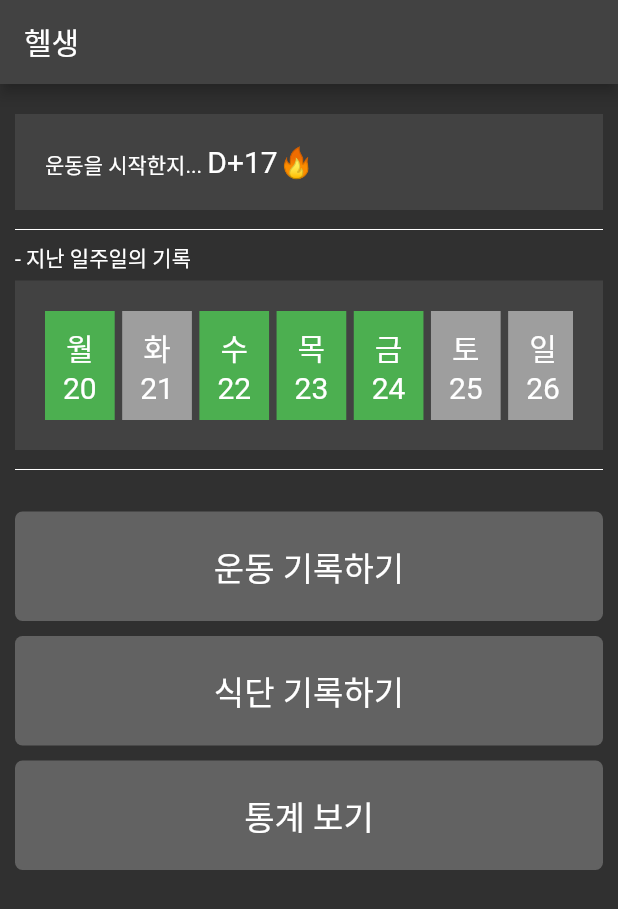
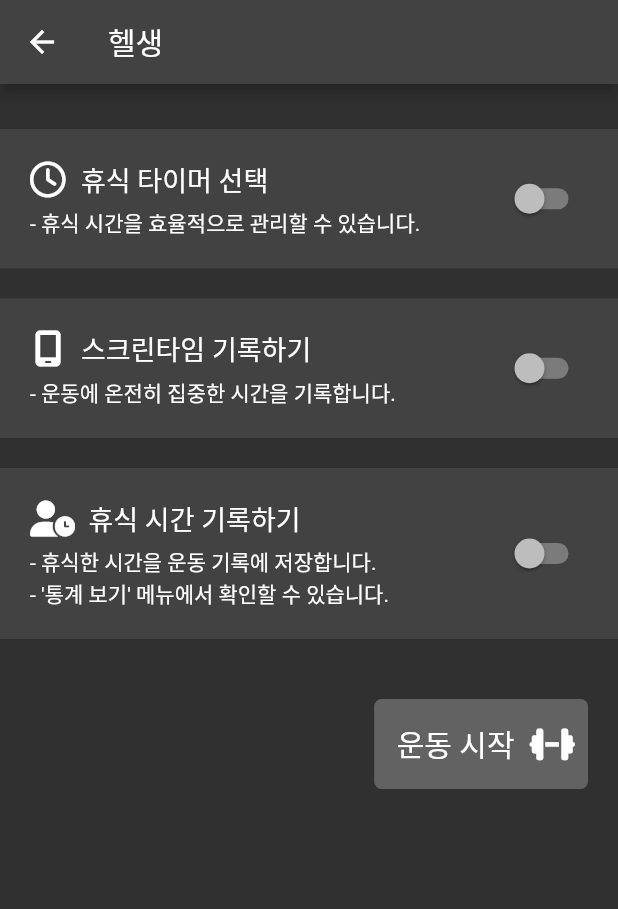
Before and after one commit to hi-jin/health_for_workout_app, a Flutter app: the screen it shows after launch, after a tap on "운동 기록하기", on a phone screen of 412 x 824 dp. Shown: the top 909 px of the screen. Run offline on Flutter 3.47's test engine with Material 2 defaults, Android fonts, the phone set to English and light mode, and no system bars; our stand-ins replace font_awesome_flutter; Roboto replaces fonts that are missing (GowunDodum).

Commit message:
Feat: 운동 시작전 설정 화면 UI

```diff
--- a/lib/ui/home/home_screen.dart
+++ b/lib/ui/home/home_screen.dart
@@ -4,6 +4,7 @@ import 'package:health_for_workout/ui/utils/date.dart';
 import 'package:health_for_workout/ui/widgets/date_status_card.dart';
 import 'package:health_for_workout/ui/widgets/full_width_button.dart';
 import 'package:health_for_workout/ui/widgets/full_width_card_widget.dart';
+import 'package:health_for_workout/ui/workout/workout_settings_screen.dart';
 
 class HomeScreen extends StatelessWidget {
   const HomeScreen({super.key});
@@ -37,7 +38,9 @@ class HomeScreen extends StatelessWidget {
                 Divider(color: Colors.white),
                 const SizedBox(height: 20),
                 FullWidthButton(
-                  onTap: () {},
+                  onTap: () {
+                    Navigator.push(context, MaterialPageRoute(builder: (context) => WorkoutSettingsScreen()));
+                  },
                   child: Text(
                     '운동 기록하기',
                     style: TextStyle(fontSize: 22),
--- /dev/null
+++ b/lib/ui/widgets/simple_button.dart
@@ -0,0 +1,25 @@
+import 'package:flutter/material.dart';
+
+class SimpleButton extends StatelessWidget {
+  const SimpleButton({super.key, required this.onTap, required this.child});
+
+  final void Function()? onTap;
+  final Widget child;
+
+  @override
+  Widget build(BuildContext context) {
+    return InkWell(
+      onTap: onTap,
+      child: Ink(
+        decoration: BoxDecoration(
+          color: Colors.white24,
+          borderRadius: BorderRadius.all(Radius.circular(5)),
+        ),
+        child: Container(
+          padding: EdgeInsets.all(15),
+          child: child,
+        ),
+      ),
+    );
+  }
+}
--- /dev/null
+++ b/lib/ui/workout/workout_settings_screen.dart
@@ -0,0 +1,188 @@
+import 'package:flutter/material.dart';
+import 'package:flutter/services.dart';
+import 'package:font_awesome_flutter/font_awesome_flutter.dart';
+import 'package:health_for_workout/ui/widgets/full_width_card_widget.dart';
+import 'package:health_for_workout/ui/widgets/simple_button.dart';
+
+class WorkoutSettingsScreen extends StatefulWidget {
+  const WorkoutSettingsScreen({super.key});
+
+  @override
+  State<WorkoutSettingsScreen> createState() => _WorkoutSettingsScreenState();
+}
+
+class _WorkoutSettingsScreenState extends State<WorkoutSettingsScreen> {
+  final minutesController = TextEditingController();
+  final secondsController = TextEditingController();
+
+  bool timerSelected = false;
+  bool screentimeSelected = false;
+  bool breaktimeSelected = false;
+
+  @override
+  Widget build(BuildContext context) {
+    return Scaffold(
+      appBar: AppBar(title: Text('헬생')),
+      body: SafeArea(
+        child: SingleChildScrollView(
+          child: Column(
+            crossAxisAlignment: CrossAxisAlignment.end,
+            children: [
+              const SizedBox(height: 30),
+              FullWidthCardWidget(
+                child: Column(
+                  children: [
+                    Row(
+                      children: [
+                        Expanded(
+                          child: Column(
+                            mainAxisSize: MainAxisSize.min,
+                            crossAxisAlignment: CrossAxisAlignment.start,
+                            children: [
+                              Row(
+                                children: [
+                                  Icon(FontAwesomeIcons.clock),
+                                  const SizedBox(width: 10),
+                                  Expanded(child: Text('휴식 타이머 선택', style: TextStyle(fontSize: 18))),
+                                ],
+                              ),
+                              const SizedBox(height: 5),
+                              Text('- 휴식 시간을 효율적으로 관리할 수 있습니다.'),
+                            ],
+                          ),
+                        ),
+                        Switch(
+                          value: timerSelected,
+                          onChanged: (val) {
+                            setState(() => timerSelected = val);
+                          },
+                        ),
+                      ],
+                    ),
+                    if (timerSelected) const SizedBox(height: 20),
+                    if (timerSelected)
+                      Row(
+                        children: [
+                          Text('휴식 시간 : ', style: TextStyle(fontSize: 18)),
+                          const SizedBox(width: 20),
+                          Expanded(
+                            child: TextField(
+                              controller: minutesController,
+                              textAlign: TextAlign.right,
+                              keyboardType: TextInputType.number,
+                              inputFormatters: [
+                                FilteringTextInputFormatter.digitsOnly,
+                              ],
+                              decoration: InputDecoration(
+                                border: OutlineInputBorder(),
+                                focusedBorder: OutlineInputBorder(borderSide: BorderSide(color: Colors.white)),
+                              ),
+                            ),
+                          ),
+                          const SizedBox(width: 10),
+                          Text('분', style: TextStyle(fontSize: 18)),
+                          const SizedBox(width: 20),
+                          Expanded(
+                            child: TextField(
+                              controller: secondsController,
+                              textAlign: TextAlign.right,
+                              keyboardType: TextInputType.number,
+                              inputFormatters: [
+                                FilteringTextInputFormatter.digitsOnly,
+                              ],
+                              decoration: InputDecoration(
+                                border: OutlineInputBorder(),
+                                focusedBorder: OutlineInputBorder(borderSide: BorderSide(color: Colors.white)),
+                              ),
+                            ),
+                          ),
+                          const SizedBox(width: 10),
+                          Text('초', style: TextStyle(fontSize: 18)),
+                        ],
+                      ),
+                  ],
+                ),
+              ),
+              const SizedBox(height: 20),
+              FullWidthCardWidget(
+                child: Row(
+                  children: [
+                    Expanded(
+                      child: Column(
+                        mainAxisSize: MainAxisSize.min,
+                        crossAxisAlignment: CrossAxisAlignment.start,
+                        children: [
+                          Row(
+                            children: [
+                              Icon(FontAwesomeIcons.mobileScreen),
+                              const SizedBox(width: 10),
+                              Expanded(child: Text('스크린타임 기록하기', style: TextStyle(fontSize: 18))),
+                            ],
+                          ),
+                          const SizedBox(height: 5),
+                          Text('- 운동에 온전히 집중한 시간을 기록합니다.'),
+                        ],
+                      ),
+                    ),
+                    Switch(
+                      value: screentimeSelected,
+                      onChanged: (val) {
+                        setState(() => screentimeSelected = val);
+                      },
+                    ),
+                  ],
+                ),
+              ),
+              const SizedBox(height: 20),
+              FullWidthCardWidget(
+                child: Row(
+                  children: [
+                    Expanded(
+                      child: Column(
+                        mainAxisSize: MainAxisSize.min,
+                        crossAxisAlignment: CrossAxisAlignment.start,
+                        children: [
+                          Row(
+                            children: [
+                              Icon(FontAwesomeIcons.userClock),
+                              const SizedBox(width: 15),
+                              Expanded(child: Text('휴식 시간 기록하기', style: TextStyle(fontSize: 18))),
+                            ],
+                          ),
+                          const SizedBox(height: 5),
+                          Text('- 휴식한 시간을 운동 기록에 저장합니다.'),
+                          Text('- \'통계 보기\' 메뉴에서 확인할 수 있습니다.'),
+                        ],
+                      ),
+                    ),
+                    Switch(
+                      value: breaktimeSelected,
+                      onChanged: (val) {
+                        setState(() => breaktimeSelected = val);
+                      },
+                    ),
+                  ],
+                ),
+              ),
+              const SizedBox(height: 40),
+              Padding(
+                padding: const EdgeInsets.symmetric(horizontal: 20),
+                child: SimpleButton(
+                  onTap: () {},
+                  child: Row(
+                    mainAxisSize: MainAxisSize.min,
+                    children: [
+                      Text('운동 시작', style: TextStyle(fontSize: 20)),
+                      const SizedBox(width: 10),
+                      Icon(FontAwesomeIcons.dumbbell),
+                    ],
+                  ),
+                ),
+              ),
+            ],
+          ),
+        ),
+      ),
+    );
+  }
+}
--- a/pubspec.yaml
+++ b/pubspec.yaml
@@ -37,6 +37,7 @@ dependencies:
   cupertino_icons: ^1.0.2
   flutter_bloc: ^8.1.2
   equatable: ^2.0.5
+  font_awesome_flutter: ^10.4.0
 
 dev_dependencies:
   flutter_test:
```
Also changed, not shown: pubspec.lock.
